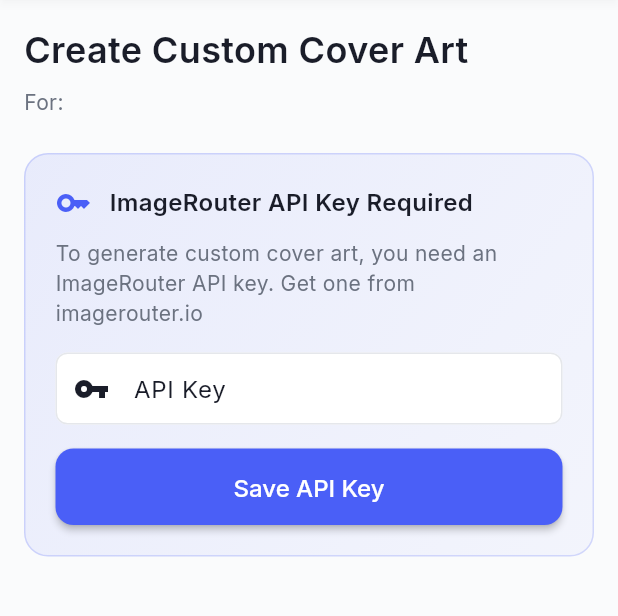
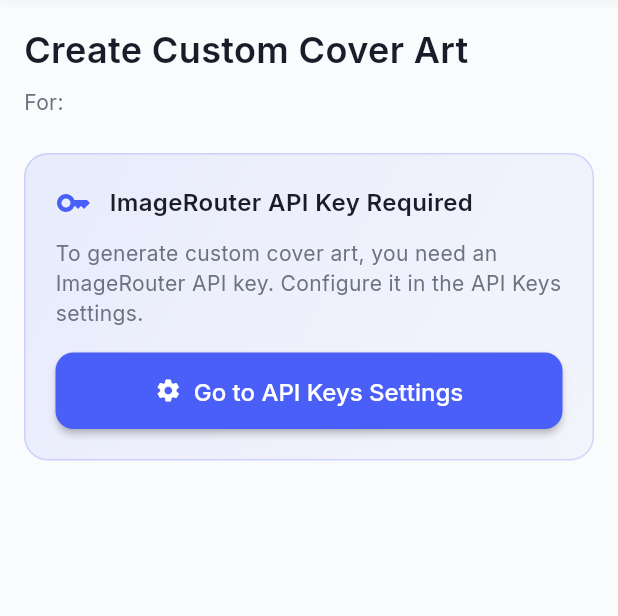
Before and after one commit to PocketLLM/EchoGen.ai, a Flutter app: the CoverArtGenerationScreen screen opened directly with empty values, on a phone screen of 412 x 824 dp, the part 96-712 px from its top. Run offline on Flutter 3.47's test engine with Material 3 defaults, Android fonts, the phone set to English and light mode, and no system bars; our stand-ins replace audio_service, cross_file, flutter_svg, google_fonts, just_audio, permission_handler and 3 more; missing offline and left inert: audio_session; accounts and stored records are empty.

Commit message:
feat: Integrate URL launcher for external links and enhance API key management for ImageRouter

```diff
--- a/lib/main.dart
+++ b/lib/main.dart
@@ -36,7 +36,11 @@
     await themeProvider.initialize();
 
     // Initialize global audio manager
-    await GlobalAudioManager.instance.init();
+    try {
+      await GlobalAudioManager.instance.init();
+    } catch (e) {
+      print('Warning: Audio manager initialization failed: $e');
+    }
 
     // Run the app
     runApp(
--- a/lib/screens/cover_art_generation_screen.dart
+++ b/lib/screens/cover_art_generation_screen.dart
@@ -23,7 +23,6 @@
 class _CoverArtGenerationScreenState extends State<CoverArtGenerationScreen> {
   final ImageRouterService _imageService = ImageRouterService();
   final TextEditingController _promptController = TextEditingController();
-  final TextEditingController _apiKeyController = TextEditingController();
 
   List<ImageModel> _availableModels = [];
   ImageModel? _selectedModel;
@@ -75,41 +74,7 @@
            'Theme related to "${widget.podcastTitle}". Minimalist style with good contrast.';
   }
 
-  Future<void> _saveApiKey() async {
-    if (_apiKeyController.text.trim().isEmpty) {
-      _setError('Please enter your ImageRouter API key');
-      return;
-    }
 
-    setState(() => _isLoading = true);
-
-    try {
-      final isValid = await _imageService.validateApiKey(_apiKeyController.text.trim());
-
-      if (isValid) {
-        await _imageService.saveApiKey(_apiKeyController.text.trim());
-        _hasApiKey = true;
-        _apiKeyController.clear();
-
-        // Load models after saving API key
-        _availableModels = await _imageService.getAvailableModels();
-        if (_availableModels.isNotEmpty) {
-          _selectedModel = _availableModels.first;
-        }
-
-        _setError(null);
-        ScaffoldMessenger.of(context).showSnackBar(
-          const SnackBar(content: Text('API key saved successfully!')),
-        );
-      } else {
-        _setError('Invalid API key. Please check and try again.');
-      }
-    } catch (e) {
-      _setError('Failed to validate API key: $e');
-    } finally {
-      setState(() => _isLoading = false);
-    }
-  }
 
   Future<void> _generateCoverArt() async {
     if (_promptController.text.trim().isEmpty) {
@@ -285,29 +250,20 @@
           ),
           const SizedBox(height: 12),
           Text(
-            'To generate custom cover art, you need an ImageRouter API key. Get one from imagerouter.io',
+            'To generate custom cover art, you need an ImageRouter API key. Configure it in the API Keys settings.',
             style: AppTheme.bodyMedium.copyWith(
               color: isDarkMode ? AppTheme.textSecondaryDark : AppTheme.textSecondary,
             ),
           ),
           const SizedBox(height: 16),
-          TextField(
-            controller: _apiKeyController,
-            decoration: InputDecoration(
-              labelText: 'API Key',
-              hintText: 'Enter your ImageRouter API key',
-              border: OutlineInputBorder(
-                borderRadius: BorderRadius.circular(12),
-              ),
-              prefixIcon: Icon(Icons.vpn_key),
-            ),
-            obscureText: true,
-          ),
-          const SizedBox(height: 16),
           SizedBox(
             width: double.infinity,
-            child: ElevatedButton(
-              onPressed: _isLoading ? null : _saveApiKey,
+            child: ElevatedButton.icon(
+              onPressed: () {
+                Navigator.of(context).pushNamed('/api_keys');
+              },
+              icon: Icon(Icons.settings, color: Colors.white),
+              label: Text('Go to API Keys Settings'),
               style: ElevatedButton.styleFrom(
                 backgroundColor: AppTheme.primaryBlue,
                 foregroundColor: Colors.white,
@@ -316,16 +272,6 @@
                   borderRadius: BorderRadius.circular(12),
                 ),
               ),
-              child: _isLoading
-                  ? const SizedBox(
-                      height: 20,
-                      width: 20,
-                      child: CircularProgressIndicator(
-                        strokeWidth: 2,
-                        valueColor: AlwaysStoppedAnimation<Color>(Colors.white),
-                      ),
-                    )
-                  : const Text('Save API Key'),
             ),
           ),
         ],
--- a/lib/services/image_router_service.dart
+++ b/lib/services/image_router_service.dart
@@ -8,7 +8,7 @@
 /// Service for generating podcast cover art using ImageRouter API
 class ImageRouterService {
   static const String _baseUrl = 'https://api.imagerouter.io';
-  static const String _apiKeyKey = 'image_router_api_key';
+  static const String _apiKeyKey = 'api_key_imagerouter';
 
   /// Get available models from ImageRouter
   Future<List<ImageModel>> getAvailableModels() async {
--- a/pubspec.yaml
+++ b/pubspec.yaml
@@ -43,11 +43,10 @@
   http: ^1.1.0
   share_plus: ^7.2.1
   just_audio: ^0.9.36
-  audio_service: ^0.18.12
-  audio_session: ^0.1.16
   permission_handler: ^11.1.0
   path_provider_platform_interface: ^2.1.2
   file_selector: ^1.0.3
+  url_launcher: ^6.2.2
 
 dev_dependencies:
   flutter_test:
```
Also changed, not shown: lib/screens/about_screen.dart (+42 -14 lines), lib/screens/api_keys_screen.dart (+10 -0 lines), lib/screens/home_screen.dart (+26 -36 lines), lib/services/background_audio_service.dart (+9 -2 lines), lib/services/global_audio_manager.dart (+59 -50 lines), pubspec.lock, 5 other files.
